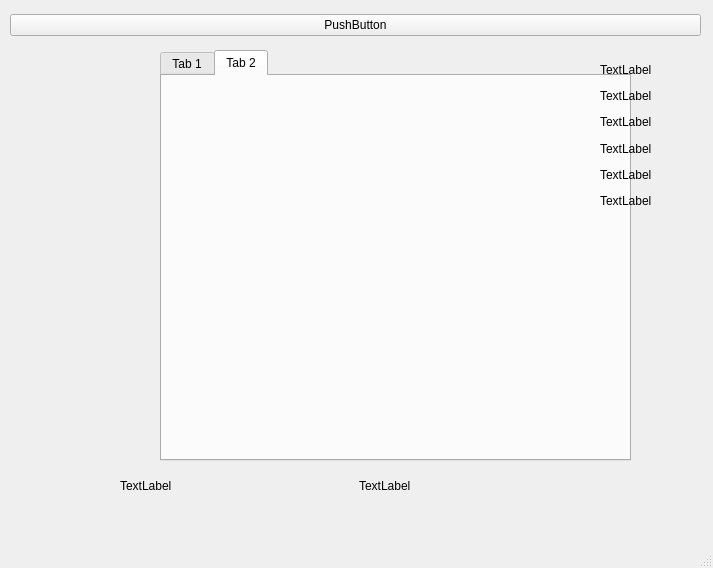
Above: gs/ui/mainWindow.ui from duncang/arduzagi before the change. Below: the same form after it.
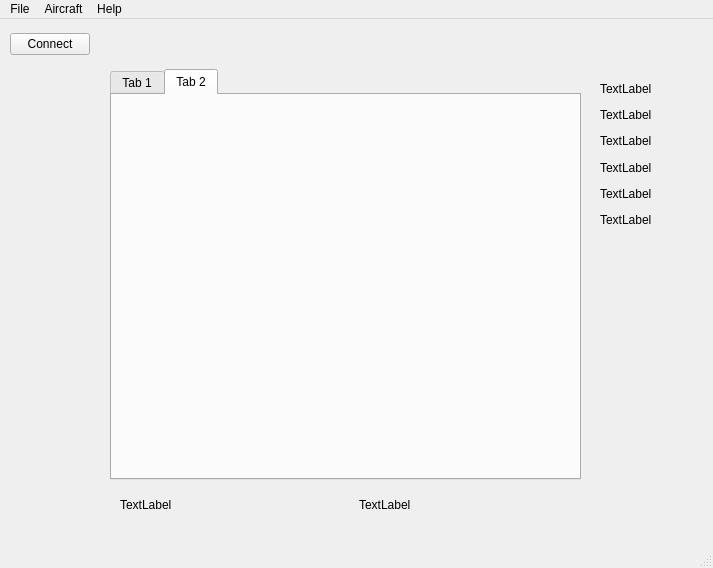
That is the form after the change. The open tabs and pages were chosen to show the change.

Commit message: added main function to invoke main window

The edit to the form file:
```diff
--- a/gs/ui/mainWindow.ui
+++ b/gs/ui/mainWindow.ui
@@ -27,16 +27,32 @@
      <item>
       <widget class="QPushButton" name="pushButton">
        <property name="text">
-        <string>PushButton</string>
+        <string>Connect</string>
+       </property>
+       <property name="checkable">
+        <bool>true</bool>
        </property>
       </widget>
      </item>
+     <item>
+      <spacer name="horizontalSpacer">
+       <property name="orientation">
+        <enum>Qt::Horizontal</enum>
+       </property>
+       <property name="sizeHint" stdset="0">
+        <size>
+         <width>40</width>
+         <height>20</height>
+        </size>
+       </property>
+      </spacer>
+     </item>
     </layout>
    </widget>
    <widget class="QTabWidget" name="tabWidget">
     <property name="geometry">
      <rect>
-      <x>160</x>
+      <x>110</x>
       <y>50</y>
       <width>471</width>
       <height>411</height>
@@ -140,9 +156,29 @@
      <x>0</x>
      <y>0</y>
      <width>713</width>
-     <height>22</height>
+     <height>23</height>
     </rect>
    </property>
+   <widget class="QMenu" name="menuFile">
+    <property name="title">
+     <string>File</string>
+    </property>
+    <addaction name="actionSettings"/>
+    <addaction name="actionQuit"/>
+   </widget>
+   <widget class="QMenu" name="menuAircraft">
+    <property name="title">
+     <string>Aircraft</string>
+    </property>
+   </widget>
+   <widget class="QMenu" name="menuHelp">
+    <property name="title">
+     <string>Help</string>
+    </property>
+   </widget>
+   <addaction name="menuFile"/>
+   <addaction name="menuAircraft"/>
+   <addaction name="menuHelp"/>
   </widget>
   <widget class="QStatusBar" name="statusbar"/>
  </widget>
```
Left out of the diff: 15 changed lines with no effect on the pictures. The commit also changes 2 other files.
